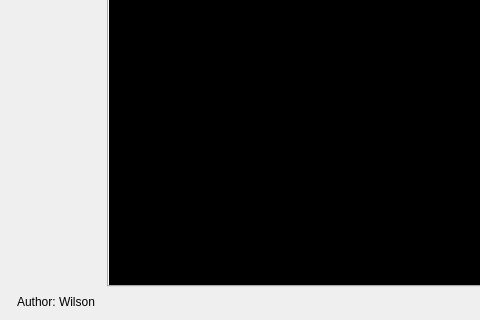
Above: CT_Viewer/entry_widget.ui from yzouag/CT_Viewer before the change; both pictures show x 0 to 480 and y 91 to 411 of the 800 by 411 pixel window. Below: the same form after it.
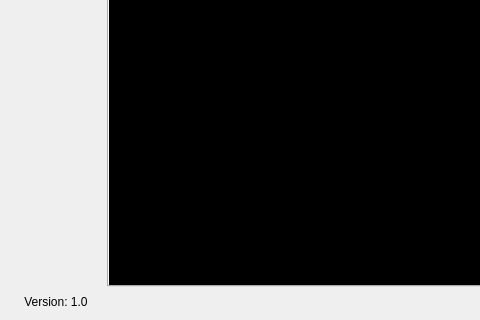
That is the form after the change.

```diff
--- a/CT_Viewer/entry_widget.ui
+++ b/CT_Viewer/entry_widget.ui
@@ -51,7 +51,7 @@
      <item>
       <widget class="QLabel" name="label_2">
        <property name="text">
-        <string>Author: Wilson</string>
+        <string>Version: 1.0</string>
        </property>
        <property name="alignment">
         <set>Qt::AlignCenter</set>
```
